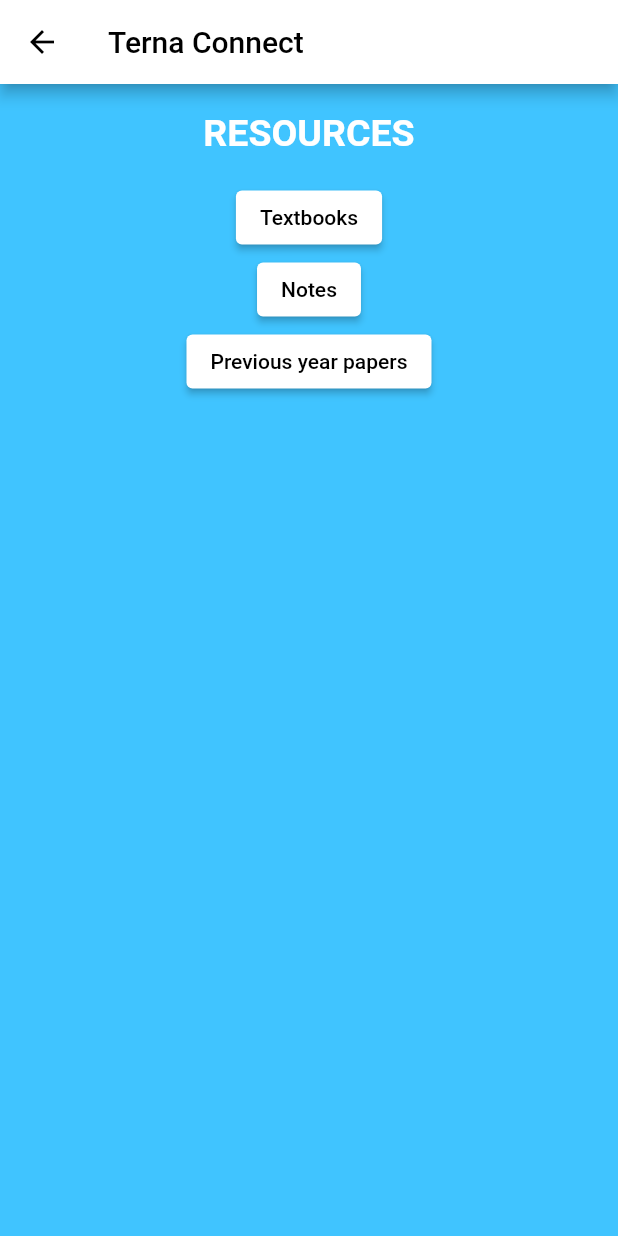
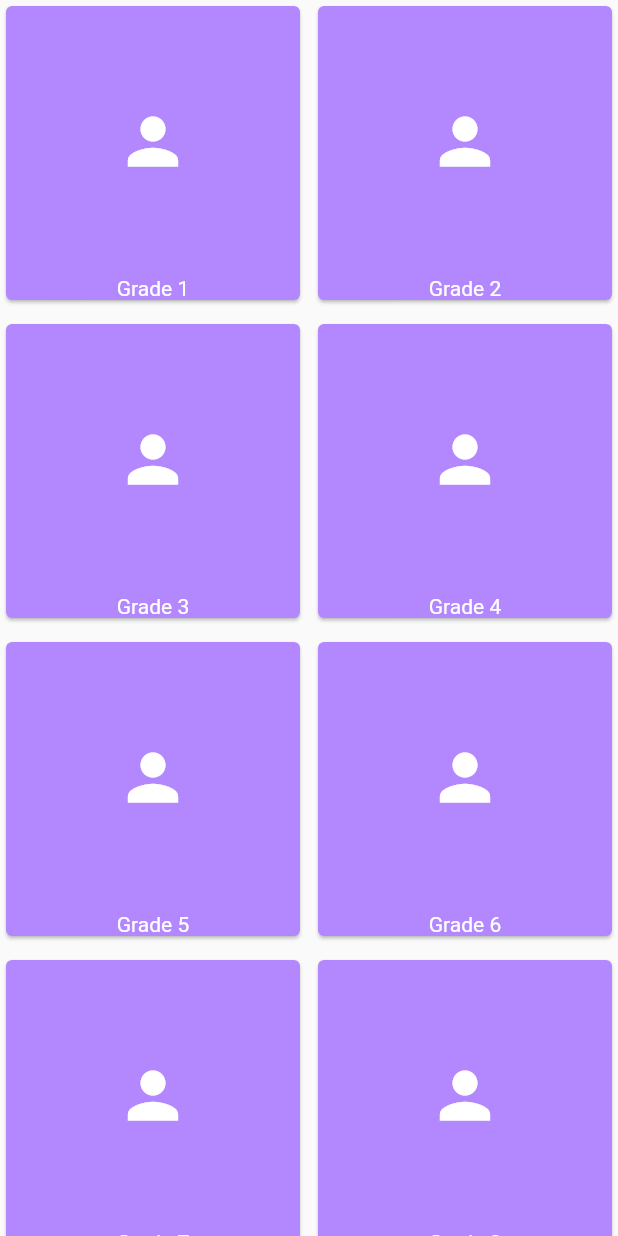
Before and after one commit to KuldeepRathor/EduGirl, a Flutter app: the Resources screen opened directly, on a phone screen of 412 x 824 dp. Run offline on Flutter 3.47's test engine with Material 2 defaults, Android fonts, the phone set to English and light mode, and no system bars; our stand-ins replace animated_text_kit, cloud_firestore, firebase_auth, firebase_core, fluttertoast, google_sign_in; missing offline and left inert: cloud_firestore_web, firebase_auth_web, firebase_core_web; accounts and stored records are empty; network calls fail.

Commit message:
bt nav bar and resources

```diff
--- a/lib/generated_plugin_registrant.dart
+++ b/lib/generated_plugin_registrant.dart
@@ -8,9 +8,8 @@
 import 'package:cloud_firestore_web/cloud_firestore_web.dart';
 import 'package:firebase_auth_web/firebase_auth_web.dart';
 import 'package:firebase_core_web/firebase_core_web.dart';
+import 'package:flutter_web_plugins/flutter_web_plugins.dart';
 import 'package:fluttertoast/fluttertoast_web.dart';
-
-import 'package:flutter_web_plugins/flutter_web_plugins.dart';
 
 // ignore: public_member_api_docs
 void registerPlugins(Registrar registrar) {
--- a/lib/google_sign_in/sign_in_screen.dart
+++ b/lib/google_sign_in/sign_in_screen.dart
@@ -1,3 +1,5 @@
+// ignore_for_file: prefer_const_constructors, prefer_const_literals_to_create_immutables
+
 import 'package:flutter/cupertino.dart';
 import 'package:flutter/material.dart';
 
@@ -33,9 +35,10 @@ class _SignInScreenState extends State<SignInScreen> {
                   children: [
                     SizedBox(height: 20),
                     Text(
-                      'LoanKr',
+                      'EduGirl',
                       style: TextStyle(
                         fontSize: 40,
+                        color: Color(0xff6a1b9a),
                       ),
                     ),
                   ],
--- a/lib/main.dart
+++ b/lib/main.dart
@@ -1,5 +1,4 @@
 import 'package:edugirl/google_sign_in/sign_in_screen.dart';
-import 'package:edugirl/utilities/bottomnav.dart';
 import 'package:flutter/material.dart';
 
 void main() {
--- a/lib/notice/chat_screen.dart
+++ b/lib/notice/chat_screen.dart
@@ -1,7 +1,8 @@
+import 'package:cloud_firestore/cloud_firestore.dart';
+import 'package:firebase_auth/firebase_auth.dart';
 import 'package:flutter/cupertino.dart';
 import 'package:flutter/material.dart';
-import 'package:cloud_firestore/cloud_firestore.dart';
-import 'package:firebase_auth/firebase_auth.dart';
+
 import '../utilities/constants.dart';
 
 FirebaseFirestore _firestore = FirebaseFirestore.instance;
--- a/lib/notice/chat_screen2.dart
+++ b/lib/notice/chat_screen2.dart
@@ -1,7 +1,8 @@
+import 'package:cloud_firestore/cloud_firestore.dart';
+import 'package:firebase_auth/firebase_auth.dart';
 import 'package:flutter/cupertino.dart';
 import 'package:flutter/material.dart';
-import 'package:cloud_firestore/cloud_firestore.dart';
-import 'package:firebase_auth/firebase_auth.dart';
+
 import '../utilities/constants.dart';
 
 FirebaseFirestore _firestore = FirebaseFirestore.instance;
--- a/lib/registration/login_page.dart
+++ b/lib/registration/login_page.dart
@@ -116,7 +116,7 @@ class _MyLoginState extends State<MyLogin> {
                             Navigator.push(
                               context,
                               MaterialPageRoute(
-                                  builder: (context) =>  BottomBar()),
+                                  builder: (context) =>  BtNavigationBar()),
                             );
 
                           } on FirebaseAuthException catch (e) {
--- a/lib/registration/register_page.dart
+++ b/lib/registration/register_page.dart
@@ -1,6 +1,7 @@
 import 'package:firebase_auth/firebase_auth.dart';
 import 'package:flutter/cupertino.dart';
 import 'package:flutter/material.dart';
+
 import '../utilities/rounded_button.dart';
 import 'login_page.dart';
 
--- a/lib/resource/resources.dart
+++ b/lib/resource/resources.dart
@@ -1,90 +1,60 @@
-import 'package:flutter/cupertino.dart';
 import 'package:flutter/material.dart';
-import 'package:flutter/rendering.dart';
-import 'package:url_launcher/url_launcher.dart';
 
-class Resources  extends StatefulWidget {
-  const Resources ({Key? key}) : super(key: key);
-  @override
-  _ResourcesState createState() => _ResourcesState();
-}
-class _ResourcesState extends State<Resources> {
-  final List<String> entries = <String>['s', 'Notes', 'Previous year papers'];
+
+
+
+class Resources extends StatelessWidget {
   @override
   Widget build(BuildContext context) {
     return Scaffold(
-        backgroundColor:Colors.lightBlueAccent,
-        appBar: AppBar(
-          iconTheme:const IconThemeData(
-            color: CupertinoColors.black,
-          ),
-          title: const Text(
-            'Terna Connect',
-            style: TextStyle(
-              color: Colors.black,
-              fontSize:20.0,
-            ),
-          ),
-          backgroundColor: Colors.white,
+        body: GridView.count(
+            crossAxisCount: 2,
+            crossAxisSpacing: 4.0,
+            mainAxisSpacing: 8.0,
+            children: List.generate(choices.length, (index) {
+              return Center(
+                child: SelectCard(choice: choices[index],),
+              );
+            }
+            )
         ),
-        body: SafeArea(
-          child:Center(
-            child: Column(
-              children:<Widget> [
-                const Padding(
-                  padding: EdgeInsets.all(18.0),
-                  child: Text(
-                    'RESOURCES',
-                    style: TextStyle(
-                        color: Colors.white,
-                        fontSize:25.0,
-                      fontWeight: FontWeight.bold,
-                    ),
-                  ),
-                ),
-                ElevatedButton(
-                  style: ElevatedButton.styleFrom(
-                    primary: Colors.white, // background
-                    onPrimary: Colors.black,
-                    // foreground
-                  ),
-                  onPressed: () {
-                    _launchURL('https://drive.google.com/drive/folders/1baCOfZb1SpSn2M0zP1yngHZfh7u1LBh9?usp=sharing');
-                  },
-                  child: Text('Textbooks'),
-                ),
-                ElevatedButton(
-                  style: ElevatedButton.styleFrom(
-                    primary: Colors.white, // background
-                    onPrimary: Colors.black, // foreground
-                  ),
-                  onPressed: () {
-                    _launchURL('https://drive.google.com/drive/folders/1Ic9Z8-qGvN4sZrNWX1Ze59YxpHgTabJ8?usp=sharing');
-                  },
-                  child: Text('Notes'),
-                ),
+    );
+  }
+}
 
-                ElevatedButton(
-                  style: ElevatedButton.styleFrom(
-                    primary: Colors.white, // background
-                    onPrimary: Colors.black, // foreground
-                  ),
-                  onPressed: () {
-                    _launchURL('https://drive.google.com/drive/folders/1KrhrPuZfwiYKpdiqeX0XtNhlRVg8V0TB?usp=sharing');
-                  },
-                  child: Text('Previous year papers'),
-                )
+class Choice {
+  const Choice({required this.title, required this.icon});
+  final String title;
+  final IconData icon;
+}
 
+const List<Choice> choices = const <Choice>[
+  const Choice(title: 'Grade 1', icon: Icons.person),
+  const Choice(title: 'Grade 2', icon: Icons.person),
+  const Choice(title: 'Grade 3', icon: Icons.person),
+  const Choice(title: 'Grade 4', icon: Icons.person),
+  const Choice(title: 'Grade 5', icon: Icons.person),
+  const Choice(title: 'Grade 6', icon: Icons.person),
+  const Choice(title: 'Grade 7', icon: Icons.person),
+  const Choice(title: 'Grade 8', icon: Icons.person),
+];
 
-              ],
-            ),
-          ),
+class SelectCard extends StatelessWidget {
+  const SelectCard({required this.choice});
+  final Choice choice;
+
+  @override
+  Widget build(BuildContext context) {
+    return Card(
+        color: Color(0xffb388ff),
+        child: Center(child: Column(
+            crossAxisAlignment: CrossAxisAlignment.center,
+            children: <Widget>[
+              Expanded(child: Icon(choice.icon, size:50.0, color: Colors.white)),
+              Text(choice.title, style: TextStyle(color: Colors.white)),
+            ]
+        ),
         )
     );
   }
 }
-
-
-void _launchURL(_url) async {
-  if (!await launch(_url)) throw 'Could not launch $_url';
-}
--- a/lib/screens/profile_page.dart
+++ b/lib/screens/profile_page.dart
@@ -1,6 +1,6 @@
 import 'package:flutter/material.dart';
 
-class profilepage extends StatelessWidget {
+class Profilepage extends StatelessWidget {
   @override
   Widget build(BuildContext context) {
     return MaterialApp(
```
Also changed, not shown: lib/google_sign_in/google_sign_in_button.dart (+4 -3 lines), lib/google_sign_in/user_info_screen.dart (+5 -4 lines), lib/screens/home_page.dart (+16 -100 lines), lib/utilities/bottomnav.dart (+44 -68 lines), 1 other file.
